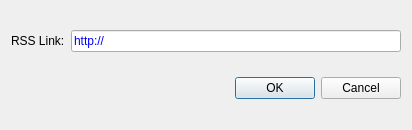
This is src/rssurl.ui in androidarduino/cutereader as Qt 5 draws it before an edit. The edited form follows.
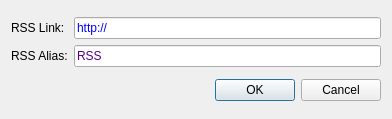
This is the edited form.

Commit message: add alias to channel

```diff
--- a/src/rssurl.ui
+++ b/src/rssurl.ui
@@ -5,24 +5,24 @@
    <rect>
     <x>0</x>
     <y>0</y>
-    <width>412</width>
-    <height>130</height>
+    <width>392</width>
+    <height>119</height>
    </rect>
   </property>
   <property name="windowTitle" >
    <string>RSS Channel URL</string>
   </property>
-  <layout class="QGridLayout" name="gridLayout" >
-   <item row="0" column="0" >
-    <layout class="QHBoxLayout" name="horizontalLayout" >
-     <item>
+  <layout class="QVBoxLayout" name="verticalLayout" >
+   <item>
+    <layout class="QGridLayout" name="gridLayout" >
+     <item row="0" column="0" >
       <widget class="QLabel" name="label" >
        <property name="text" >
         <string>RSS Link:</string>
        </property>
       </widget>
      </item>
-     <item>
+     <item row="0" column="1" >
       <widget class="QLineEdit" name="leRssLink" >
        <property name="palette" >
         <palette>
@@ -96,9 +96,60 @@
        </property>
       </widget>
      </item>
+     <item row="1" column="0" >
+      <widget class="QLabel" name="label_2" >
+       <property name="text" >
+        <string>RSS Alias:</string>
+       </property>
+      </widget>
+     </item>
+     <item row="1" column="1" >
+      <widget class="QLineEdit" name="leRssAlias" >
+       <property name="palette" >
+        <palette>
+         <active>
+          <colorrole role="Text" >
+           <brush brushstyle="SolidPattern" >
+            <color alpha="255" >
+             <red>85</red>
+             <green>0</green>
+             <blue>127</blue>
+            </color>
+           </brush>
+          </colorrole>
+         </active>
+         <inactive>
+          <colorrole role="Text" >
+           <brush brushstyle="SolidPattern" >
+            <color alpha="255" >
+             <red>85</red>
+             <green>0</green>
+             <blue>127</blue>
+            </color>
+           </brush>
+          </colorrole>
+         </inactive>
+         <disabled>
+          <colorrole role="Text" >
+           <brush brushstyle="SolidPattern" >
+            <color alpha="255" >
+             <red>165</red>
+             <green>164</green>
+             <blue>164</blue>
+            </color>
+           </brush>
+          </colorrole>
+         </disabled>
+        </palette>
+       </property>
+       <property name="text" >
+        <string>RSS</string>
+       </property>
+      </widget>
+     </item>
     </layout>
    </item>
-   <item row="1" column="0" >
+   <item>
     <widget class="QDialogButtonBox" name="buttonBox" >
      <property name="orientation" >
       <enum>Qt::Horizontal</enum>
```
The commit also changes 7 other files.
